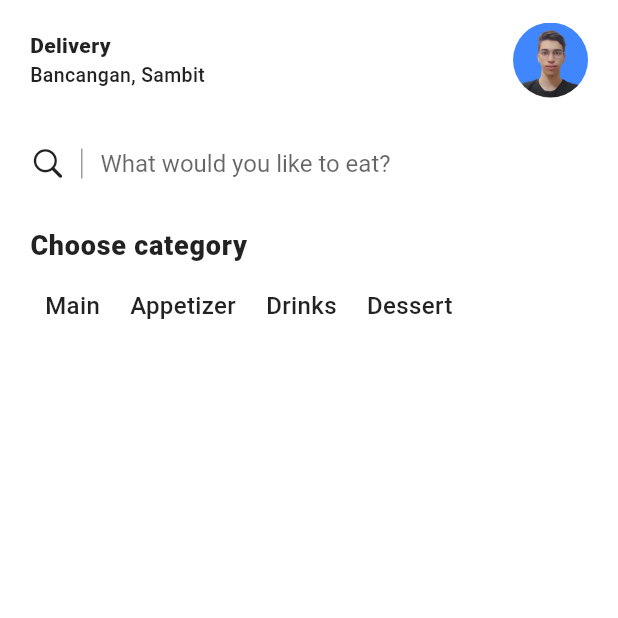
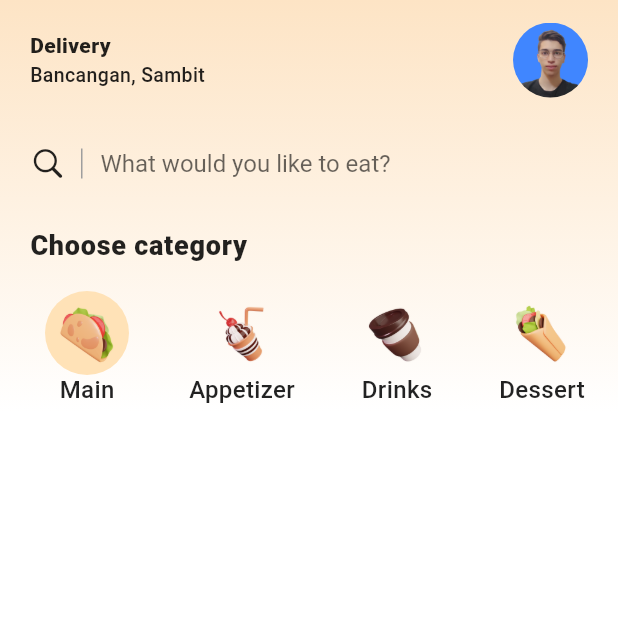
Before and after one commit to amir-hossein-rajaezadeh/restaurant_app, a Flutter app: the CoursePage screen opened by its route, on a phone screen of 412 x 824 dp, the top half of it. Run offline on Flutter 3.47's test engine with Material 2 defaults, Android fonts, the phone set to English and light mode, and no system bars; our stand-ins replace equatable, flutter_bloc, go_router.

Commit message:
add category images

```diff
--- a/lib/cubit/app_cubit.dart
+++ b/lib/cubit/app_cubit.dart
@@ -5,9 +5,18 @@ class AppCubit extends Cubit<AppState> {
   AppCubit()
       : super(
           const AppState(
-              likedFoodList: [], foodOrderNumber: 1, foodPrice: 19.28),
+              likedFoodList: [],
+              foodOrderNumber: 1,
+              foodPrice: 19.28,
+              selectedCategory: 0),
         );
   List<String> likedFoodIndex = [];
+
+  void selectCategory(int selectedIndex) {
+    emit(
+      state.copyWith(selectedCategory: selectedIndex),
+    );
+  }
 
   void likeAndUnlikeFood(int foodIndex) async {
     if (state.likedFoodList.last != foodIndex.toString()) {
--- a/lib/cubit/app_state.dart
+++ b/lib/cubit/app_state.dart
@@ -4,20 +4,26 @@ class AppState extends Equatable {
   final List<String> likedFoodList;
   final int foodOrderNumber;
   final double foodPrice;
-
+  final int selectedCategory;
   const AppState(
       {required this.likedFoodList,
       required this.foodOrderNumber,
-      required this.foodPrice});
+      required this.foodPrice,
+      required this.selectedCategory});
 
   AppState copyWith(
-      {List<String>? likedFoodList, int? foodOrderNumber, double? foodPrice}) {
+      {List<String>? likedFoodList,
+      int? foodOrderNumber,
+      double? foodPrice,
+      int? selectedCategory}) {
     return AppState(
+        selectedCategory: selectedCategory ?? this.selectedCategory,
         likedFoodList: likedFoodList ?? this.likedFoodList,
         foodOrderNumber: foodOrderNumber ?? this.foodOrderNumber,
         foodPrice: foodPrice ?? this.foodPrice);
   }
 
   @override
-  List<Object?> get props => [likedFoodList, foodOrderNumber, foodPrice];
+  List<Object?> get props =>
+      [likedFoodList, foodOrderNumber, foodPrice, selectedCategory];
 }
--- a/lib/screens/course_page.dart
+++ b/lib/screens/course_page.dart
@@ -1,7 +1,13 @@
 import 'package:flutter/cupertino.dart';
 import 'package:flutter/material.dart';
+import 'package:flutter_bloc/flutter_bloc.dart';
 import 'package:restaurant_app/utils/app_theme.dart';
 import 'package:restaurant_app/utils/strings.dart';
+
+import '../cubit/app_cubit.dart';
+import '../cubit/app_state.dart';
+import '../utils/colors.dart';
+import '../utils/image_list.dart';
 
 class CoursePage extends StatelessWidget {
   const CoursePage({super.key});
@@ -10,9 +16,16 @@ class CoursePage extends StatelessWidget {
   Widget build(BuildContext context) {
     return SafeArea(
       child: Scaffold(
-        body: Container(
+        body: BlocBuilder<AppCubit, AppState>(
+          builder: (context, state) {
+            return Container(
               decoration: BoxDecoration(
-            gradient: LinearGradient(colors: [Colors.white,])
+                gradient: LinearGradient(colors: [
+                  lightYellow,
+                  white,
+                  white,
+                  white,
+                ], begin: Alignment.topCenter, end: Alignment.bottomCenter),
               ),
               child: Column(
                 children: [
@@ -30,23 +43,39 @@ class CoursePage extends StatelessWidget {
                   ),
                   Container(
                     margin: const EdgeInsets.only(top: 20),
-                height: 60,
+                    height: 90,
                     child: ListView.separated(
                       separatorBuilder: (context, index) => Container(
-                    width: 20,
+                        width: 40,
                       ),
                       scrollDirection: Axis.horizontal,
-                  itemCount: Strings.foodList.length,
+                      itemCount: categoryImageList.length,
                       itemBuilder: (context, index) {
-                    return Container(
+                        return GestureDetector(
+                          onTap: () =>
+                              context.read<AppCubit>().selectCategory(index),
+                          child: Container(
                             margin: EdgeInsets.only(left: index == 0 ? 30 : 0),
                             child: Column(
                               children: [
+                                Container(
+                                  decoration: BoxDecoration(
+                                      color: state.selectedCategory == index
+                                          ? creamy
+                                          : Colors.transparent,
+                                      borderRadius: BorderRadius.circular(100)),
+                                  child: Container(
+                                    margin: const EdgeInsets.all(3),
+                                    child: Image.asset(categoryImageList[index],
+                                        width: 50),
+                                  ),
+                                ),
                                 Text(
                                   Strings.foodList[index],
                                   style: AppTheme.getTextTheme(null).bodyMedium,
                                 ),
                               ],
+                            ),
                           ),
                         );
                       },
@@ -54,6 +83,8 @@ class CoursePage extends StatelessWidget {
                   )
                 ],
               ),
+            );
+          },
         ),
       ),
     );
--- a/lib/utils/colors.dart
+++ b/lib/utils/colors.dart
@@ -1,4 +1,6 @@
 import 'package:flutter/material.dart';
+
+Color white = Colors.white;
 
 const Color lightBlue = Color.fromARGB(255, 195, 216, 248);
 Color orange = const Color.fromARGB(255, 203, 92, 64);
@@ -6,6 +8,8 @@ Color lightOrange = const Color.fromARGB(255, 231, 104, 72);
 Color darkGrey = const Color(0xFF272a32);
 Color lightGrey = const Color(0xFF363943);
 Color red = const Color(0xFFfe451d);
+Color lightYellow = const Color(0xFFfde4c5);
+Color creamy = const Color(0xFFffe2b7);
 List<Color> colorList = [
   const Color.fromARGB(255, 206, 255, 194),
   const Color(0xffffe8ee),
--- a/lib/utils/image_list.dart
+++ b/lib/utils/image_list.dart
@@ -1,3 +1,6 @@
 List<String> categoryImageList = [
-
+  'assets/images/taco-1.pngaco-1.png',
+  'assets/images/float-1.png',
+  'assets/images/cofee-1.png',
+  'assets/images/buritto-1.png'
 ];
```
Also changed, not shown: assets/images/buritto-1.png (added), assets/images/cofee-1.png (added), assets/images/float-1.png (added), assets/images/taco-1.pngaco-1.png (added). Lines whose indentation alone changed are shown as unchanged.
